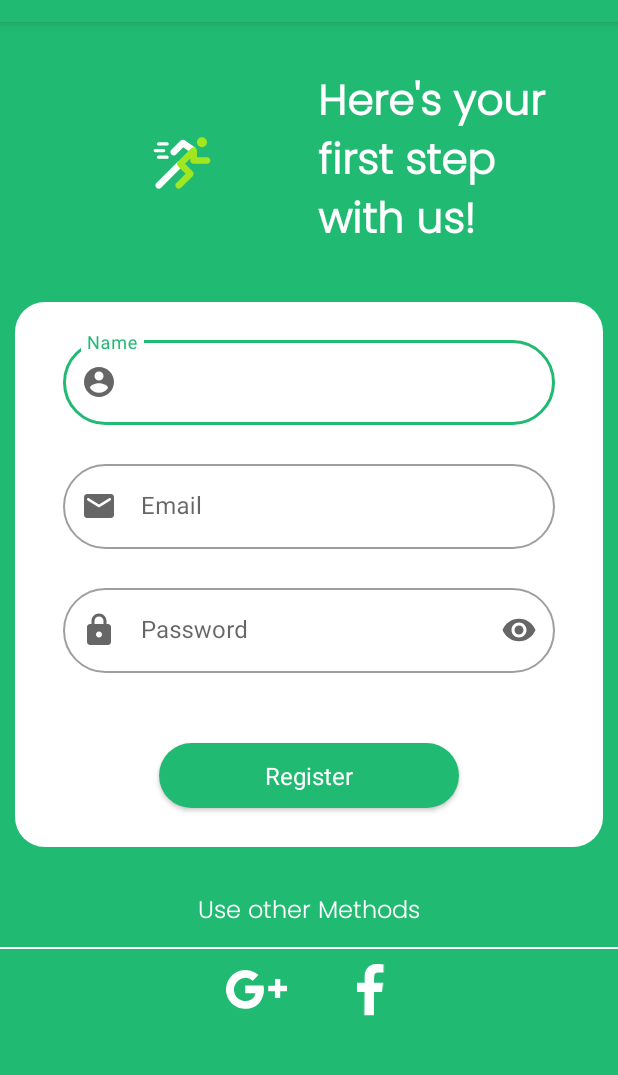
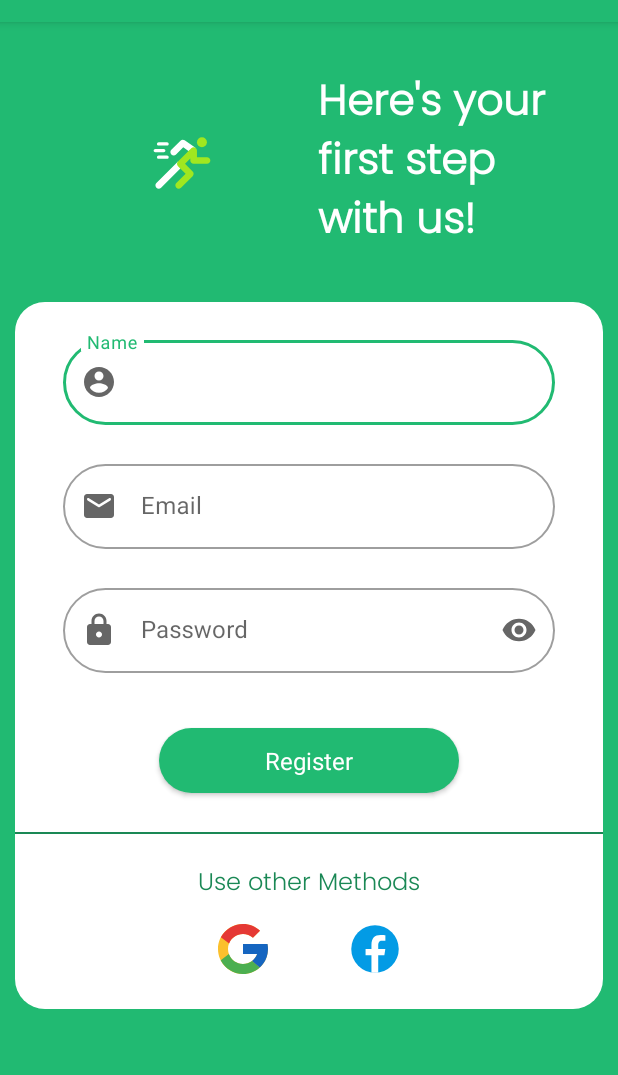
Before and after one commit to OlegRyabyshev/SberRunner, an Android app: the fragment RegistrationFragment shown on its own in the app's theme, on a phone screen of 412 x 824 dp, the part 62-1137 px from its top. Run offline under Robolectric (Android 15) with nearby library versions, the phone set to English and light mode, and no system bars.

Commit message:
changes in ui structure

```diff
--- a/app/src/main/java/xyz/fcr/sberrunner/fragments/MainScreenFragment.kt
+++ b/app/src/main/java/xyz/fcr/sberrunner/fragments/MainScreenFragment.kt
@@ -8,7 +8,6 @@ import android.view.ViewGroup
 import xyz.fcr.sberrunner.R
 
 class MainScreenFragment : Fragment() {
-
 
     override fun onCreate(savedInstanceState: Bundle?) {
         super.onCreate(savedInstanceState)
--- a/app/src/main/res/drawable/ic_facebook.xml
+++ b/app/src/main/res/drawable/ic_facebook.xml
@@ -1,10 +1,12 @@
 <vector xmlns:android="http://schemas.android.com/apk/res/android"
-    android:width="24.43dp"
-    android:height="41.05dp"
-    android:viewportWidth="24.43"
-    android:viewportHeight="41.05">
-
+    android:width="48dp"
+    android:height="48dp"
+    android:viewportWidth="48"
+    android:viewportHeight="48">
   <path
-      android:pathData="M13.81,0c0.93,0 1.88,0.05 2.81,0.09 0.61,0 1.22,0.11 1.79,0.18l0,5.63H16.06c-0.46,0 -0.93,0 -1.39,0 -1.49,0 -2.59,0.61 -2.67,2.47 -0.05,1.35 -0.08,4.31 -0.08,4.47h6.22c-0.3,2.16 -0.58,4.24 -0.88,6.33H11.92L11.8,35H5.24l0.12,-15.84H0l0.05,-6.3H5.44V12.4c0,-1.27 0,-2.54 0,-3.81a15,15 0,0 1,0.21 -2.41A7.14,7.14 0,0 1,8.56 1.47,8.23 8.23,0 0,1 13.28,0Z"
-      android:fillColor="@color/white"/>
+      android:pathData="M24,5A19,19 0,1 0,24 43A19,19 0,1 0,24 5Z"
+      android:fillColor="#039be5"/>
+  <path
+      android:pathData="M26.572,29.036h4.917l0.772,-4.995h-5.69v-2.73c0,-2.075 0.678,-3.915 2.619,-3.915h3.119v-4.359c-0.548,-0.074 -1.707,-0.236 -3.897,-0.236c-4.573,0 -7.254,2.415 -7.254,7.917v3.323h-4.701v4.995h4.701v13.729C22.089,42.905 23.032,43 24,43c0.875,0 1.729,-0.08 2.572,-0.194V29.036z"
+      android:fillColor="#fff"/>
 </vector>
--- a/app/src/main/res/drawable/ic_google.xml
+++ b/app/src/main/res/drawable/ic_google.xml
@@ -1,13 +1,18 @@
 <vector xmlns:android="http://schemas.android.com/apk/res/android"
-    android:width="46.91dp"
-    android:height="31.92dp"
-    android:viewportWidth="46.91"
-    android:viewportHeight="31.92">
-
+    android:width="48dp"
+    android:height="48dp"
+    android:viewportWidth="48"
+    android:viewportHeight="48">
   <path
-      android:pathData="M13.29,0a12.12,12.12 0,0 1,6.13 1.68A15.33,15.33 0,0 1,21.7 3.36L17.91,7.12A7.13,7.13 0,0 0,13 5.21a7.76,7.76 0,0 0,-7.45 6,7.09 7.09,0 0,0 -0.18,2.34 7.75,7.75 0,0 0,5.29 6.73,7.5 7.5,0 0,0 2.26,0.34l0.53,0a7.61,7.61 0,0 0,3.78 -1.21,5.93 5.93,0 0,0 2.57,-3.89H12.89c0,-0.17 0,-3.41 0,-5v-0.21H25.11a14,14 0,0 1,-2.3 10.91,11.37 11.37,0 0,1 -6.4,4.18 13.8,13.8 0,0 1,-3.49 0.44c-0.25,0 -0.51,0 -0.76,0A12.49,12.49 0,0 1,5.28 23.4a12.65,12.65 0,0 1,-5 -7.72A11.73,11.73 0,0 1,0 12.19,12.64 12.64,0 0,1 3,4.8a12.84,12.84 0,0 1,7 -4.43A10.46,10.46 0,0 1,12.06 0C12.47,0 12.88,0 13.29,0Z"
-      android:fillColor="@color/white"/>
+      android:pathData="M43.611,20.083H42V20H24v8h11.303c-1.649,4.657 -6.08,8 -11.303,8c-6.627,0 -12,-5.373 -12,-12s5.373,-12 12,-12c3.059,0 5.842,1.154 7.961,3.039l5.657,-5.657C34.046,6.053 29.268,4 24,4C12.955,4 4,12.955 4,24s8.955,20 20,20s20,-8.955 20,-20C44,22.659 43.862,21.35 43.611,20.083z"
+      android:fillColor="#fbc02d"/>
   <path
-      android:pathData="M36.4,6l0,0.12l-0.03,4.39l4.38,0l0.13,0l0,0.13l-0.02,3.27l0,0.14l-0.14,0l-4.38,0l-0.03,4.38l0,0.12l-0.13,0l-3.28,0l-0.13,0l0,-0.12l0.04,-4.38l-4.38,0l-0.14,0l0,-0.14l0.03,-3.27l0,-0.13l0.13,0l4.39,0l0.03,-4.39l0,-0.12l0.12,0l3.29,0l0.12,0z"
-      android:fillColor="@color/white"/>
+      android:pathData="M6.306,14.691l6.571,4.819C14.655,15.108 18.961,12 24,12c3.059,0 5.842,1.154 7.961,3.039l5.657,-5.657C34.046,6.053 29.268,4 24,4C16.318,4 9.656,8.337 6.306,14.691z"
+      android:fillColor="#e53935"/>
+  <path
+      android:pathData="M24,44c5.166,0 9.86,-1.977 13.409,-5.192l-6.19,-5.238C29.211,35.091 26.715,36 24,36c-5.202,0 -9.619,-3.317 -11.283,-7.946l-6.522,5.025C9.505,39.556 16.227,44 24,44z"
+      android:fillColor="#4caf50"/>
+  <path
+      android:pathData="M43.611,20.083L43.595,20L42,20H24v8h11.303c-0.792,2.237 -2.231,4.166 -4.087,5.571c0.001,-0.001 0.002,-0.001 0.003,-0.002l6.19,5.238C36.971,39.205 44,34 44,24C44,22.659 43.862,21.35 43.611,20.083z"
+      android:fillColor="#1565c0"/>
 </vector>
--- a/app/src/main/res/layout/fragment_registration.xml
+++ b/app/src/main/res/layout/fragment_registration.xml
@@ -5,8 +5,8 @@
     android:id="@+id/my_scrollview"
     android:layout_width="fill_parent"
     android:layout_height="match_parent"
-    tools:context=".fragments.RegistrationFragment"
-    android:background="@color/main_green">
+    android:background="@color/main_green"
+    tools:context=".fragments.RegistrationFragment">
 
     <androidx.constraintlayout.widget.ConstraintLayout
         android:layout_width="match_parent"
@@ -28,12 +28,12 @@
         <TextView
             android:id="@+id/filler_text"
             android:layout_width="wrap_content"
-            android:maxWidth="170dp"
             android:layout_height="wrap_content"
             android:layout_marginEnd="30dp"
             android:ellipsize="end"
             android:fontFamily="@font/poppins_light"
             android:lines="3"
+            android:maxWidth="170dp"
             android:text="Here's your first step with us!"
             android:textColor="@color/white"
             android:textSize="28dp"
@@ -46,11 +46,11 @@
             android:id="@+id/box_login"
             android:layout_width="match_parent"
             android:layout_height="wrap_content"
+            android:layout_marginStart="10dp"
+            android:layout_marginTop="30dp"
+            android:layout_marginEnd="10dp"
             android:background="@drawable/round_corners"
             android:orientation="vertical"
-            android:layout_marginStart="10dp"
-            android:layout_marginEnd="10dp"
-            android:layout_marginTop="30dp"
             app:layout_constraintEnd_toEndOf="parent"
             app:layout_constraintStart_toStartOf="parent"
             app:layout_constraintTop_toBottomOf="@+id/filler_text">
@@ -103,57 +103,49 @@
                 <com.google.android.material.textfield.TextInputEditText
                     android:id="@+id/register_password"
                     android:layout_width="match_parent"
-                    android:inputType="textPassword"
-                    android:layout_height="wrap_content" />
+                    android:layout_height="wrap_content"
+                    android:inputType="textPassword" />
             </com.google.android.material.textfield.TextInputLayout>
 
             <com.google.android.material.button.MaterialButton
                 android:id="@+id/register_button"
                 style="@style/Theme.SberRunner.MaterialTextInput"
                 android:layout_width="wrap_content"
+                android:layout_height="55dp"
                 android:layout_gravity="center_horizontal"
-                android:layout_height="55dp"
-                android:layout_marginTop="20dp"
-                android:layout_marginBottom="20dp"
+                android:layout_marginTop="10dp"
+                android:layout_marginBottom="10dp"
                 android:minWidth="200dp"
                 android:text="Register"
                 android:textSize="16dp" />
-
-        </LinearLayout>
-
-        <TextView
-            android:id="@+id/connect_using_google"
-            android:layout_width="wrap_content"
-            android:layout_height="wrap_content"
-            android:layout_marginTop="30dp"
-            android:ellipsize="end"
-            android:fontFamily="@font/poppins_light"
-            android:lines="1"
-            android:text="Use other Methods"
-            android:textColor="@color/white"
-            android:textSize="16dp"
-            app:layout_constraintEnd_toEndOf="parent"
-            app:layout_constraintStart_toStartOf="parent"
-            app:layout_constraintTop_toBottomOf="@+id/box_login" />
 
             <View
                 android:id="@+id/line"
                 android:layout_width="match_parent"
                 android:layout_height="1dp"
                 android:layout_marginTop="10dp"
-            android:background="@color/white"
-            app:layout_constraintEnd_toEndOf="parent"
-            app:layout_constraintStart_toStartOf="parent"
-            app:layout_constraintTop_toBottomOf="@+id/connect_using_google" />
+                android:background="@color/dark_green" />
+
+            <TextView
+                android:id="@+id/connect_using_google"
+                android:layout_width="wrap_content"
+                android:layout_height="wrap_content"
+                android:layout_gravity="center_horizontal"
+                android:layout_marginTop="20dp"
+                android:ellipsize="end"
+                android:fontFamily="@font/poppins_light"
+                android:lines="1"
+                android:text="Use other Methods"
+                android:textColor="@color/dark_green"
+                android:textSize="16dp" />
 
             <LinearLayout
                 android:layout_width="wrap_content"
                 android:layout_height="wrap_content"
+                android:layout_gravity="center_horizontal"
                 android:layout_marginTop="10dp"
-            android:orientation="horizontal"
-            app:layout_constraintEnd_toEndOf="parent"
-            app:layout_constraintStart_toStartOf="parent"
-            app:layout_constraintTop_toBottomOf="@id/line">
+                android:layout_marginBottom="20dp"
+                android:orientation="horizontal">
 
                 <ImageView
                     android:id="@+id/google_login"
@@ -175,6 +167,8 @@
 
             </LinearLayout>
 
+        </LinearLayout>
+
     </androidx.constraintlayout.widget.ConstraintLayout>
 
 </ScrollView>
--- a/app/src/main/res/layout/fragment_welcome_second.xml
+++ b/app/src/main/res/layout/fragment_welcome_second.xml
@@ -10,7 +10,7 @@
         android:layout_width="wrap_content"
         android:layout_height="wrap_content"
         android:layout_gravity="center"
-        android:text="Fragment 2"
+        android:text="Welcome screen 2"
         android:textSize="20sp"
         app:layout_constraintBottom_toBottomOf="parent"
         app:layout_constraintEnd_toEndOf="parent"
--- a/app/src/main/res/values/strings.xml
+++ b/app/src/main/res/values/strings.xml
@@ -1,5 +1,4 @@
 <resources>
     <string name="app_name">SberRunner</string>
-    <string name="hello_blank_fragment">Hello blank fragment</string>
     <string name="don_t_have_an_account">Don\'t have an account?</string>
 </resources>
--- a/build.gradle
+++ b/build.gradle
@@ -6,7 +6,7 @@ buildscript {
         mavenCentral()
     }
     dependencies {
-        classpath "com.android.tools.build:gradle:4.2.1"
+        classpath 'com.android.tools.build:gradle:4.2.2'
         classpath "org.jetbrains.kotlin:kotlin-gradle-plugin:$kotlin_version"
     }
 }
```
Also changed, not shown: app/src/main/java/xyz/fcr/sberrunner/fragments/LoginFragment.kt (+14 -5 lines), app/src/main/java/xyz/fcr/sberrunner/fragments/welcome_fragments/WelcomeThirdFragment.kt (+9 -4 lines), app/src/main/res/layout/fragment_login.xml (+30 -30 lines), app/src/main/res/layout/fragment_main_screen.xml (+10 -6 lines), app/src/main/res/layout/fragment_welcome_first.xml (+12 -0 lines), app/src/main/res/layout/fragment_welcome_third.xml (+18 -4 lines). Lines whose indentation alone changed are shown as unchanged.
